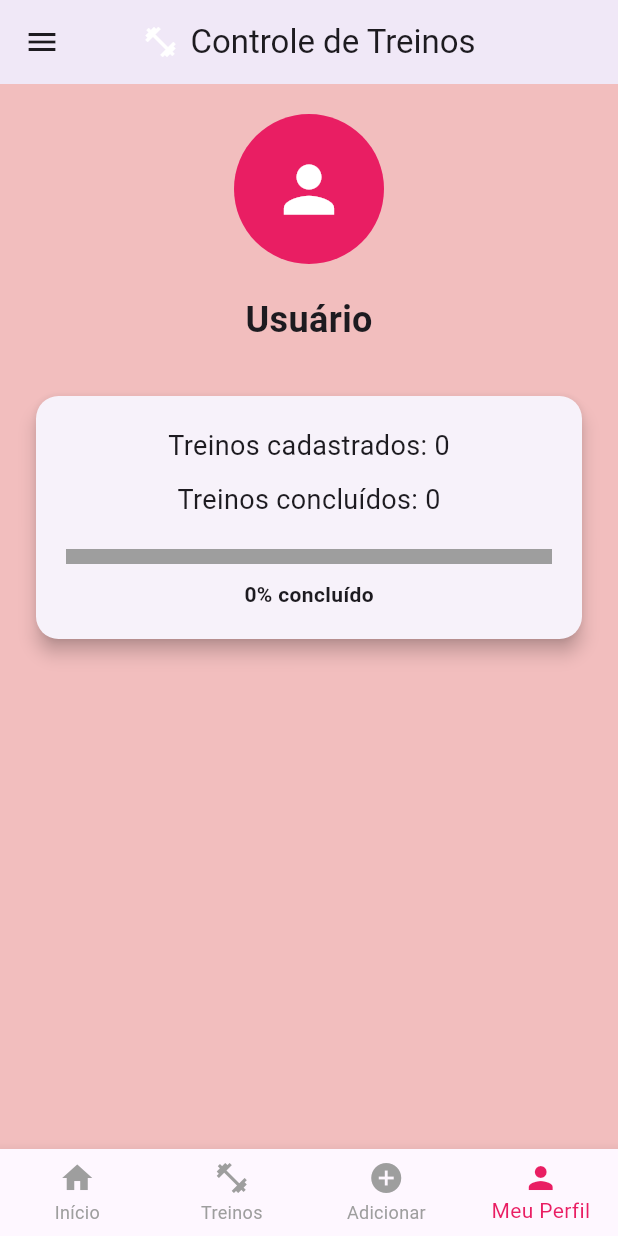
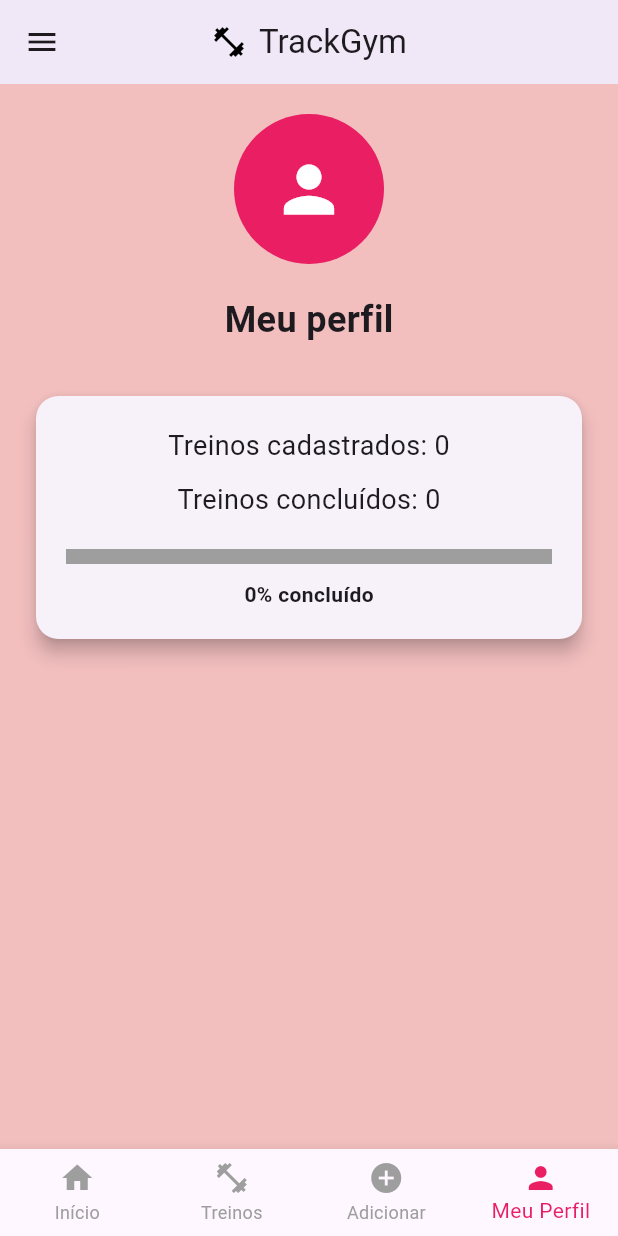
Before and after one commit to ayla4mayor/controle_de_treinos, a Flutter app: the screen it shows after launch, item 4 of the bottom bar chosen, on a phone screen of 412 x 824 dp. Run offline on Flutter 3.47's test engine with Material 3 defaults, Android fonts, the phone set to English and light mode, and no system bars.

Commit message:
Ajustes finais e melhorias visuais

```diff
--- a/lib/main.dart
+++ b/lib/main.dart
@@ -11,7 +11,7 @@ class MyApp extends StatelessWidget {
   Widget build(BuildContext context) {
     return MaterialApp(
       debugShowCheckedModeBanner: false,
-      title: 'Controle de Treinos',
+      title: 'TrackGym',
       theme: ThemeData(
         primarySwatch: Colors.pink,
         scaffoldBackgroundColor: const Color.fromARGB(255, 242, 190, 190),
@@ -87,9 +87,9 @@ class _HomePageState extends State<HomePage> {
         title: const Row(
           mainAxisSize: MainAxisSize.min,
           children: [
-            Icon(Icons.fitness_center, color: Colors.white),
+            Icon(Icons.fitness_center, color: Color.fromARGB(255, 0, 0, 0)),
             SizedBox(width: 8),
-            Text('Controle de Treinos'),
+            Text('TrackGym'),
           ],
         ),
       ),
@@ -97,7 +97,7 @@ class _HomePageState extends State<HomePage> {
         child: ListView(
           children: const [
             DrawerHeader(
-              decoration: BoxDecoration(color: Colors.pink),
+              decoration: BoxDecoration(color: Color.fromARGB(255, 255, 139, 177)),
               child: Center(
                 child: Text(
                   'Menu',
@@ -334,7 +334,7 @@ class PerfilUsuario extends StatelessWidget {
           ),
           const SizedBox(height: 20),
           const Text(
-            'Usuário',
+            'Meu perfil',
             style: TextStyle(
               fontSize: 24,
               fontWeight: FontWeight.bold,
```
